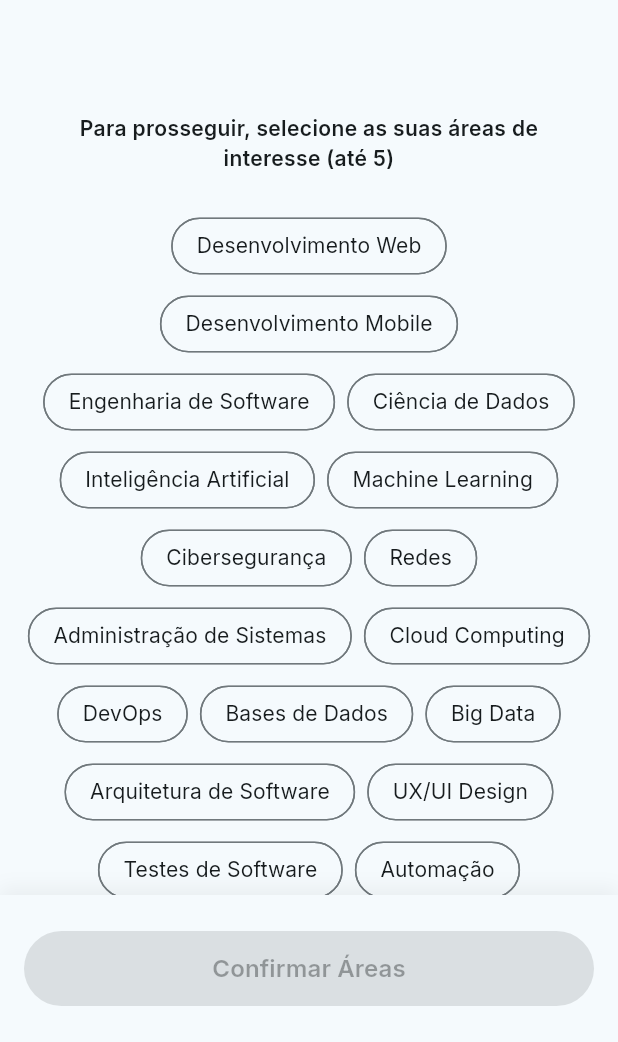
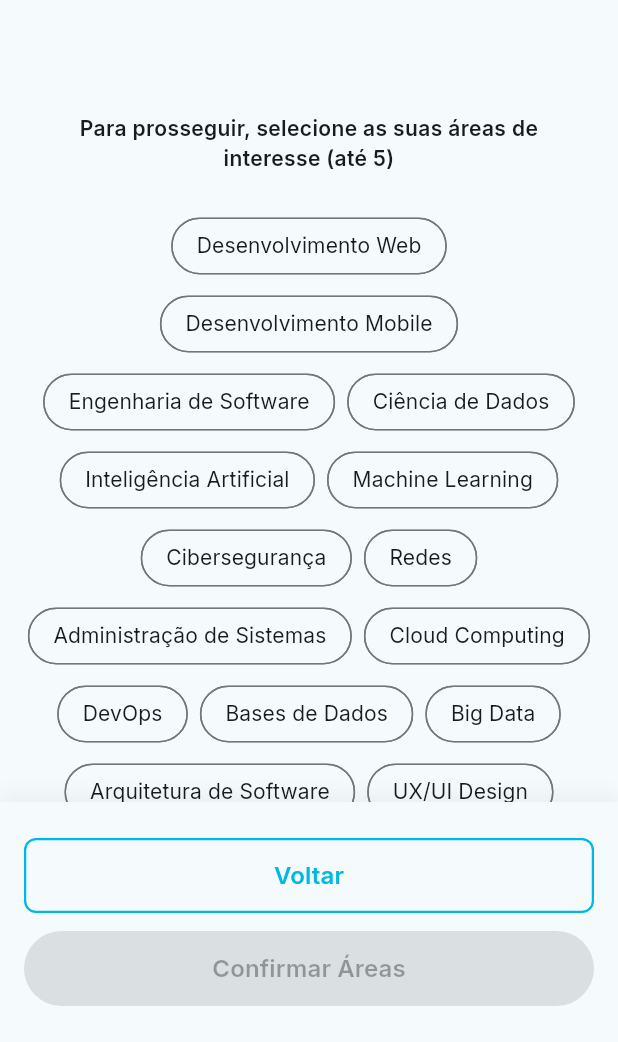
Before and after one commit to huger6/LEI-PINT, a Flutter app: the SelectAreaScreen screen opened by its route, on a phone screen of 412 x 824 dp, the part 194-1236 px from its top. Run offline on Flutter 3.47's test engine with Material 3 defaults, Android fonts, the phone set to English and light mode, and no system bars; our stand-ins replace google_fonts.

Commit message:
Files details updates (video 1 version)

```diff
--- a/Mobile/badges_softinsa/lib/screens/newuser_confirm.dart
+++ b/Mobile/badges_softinsa/lib/screens/newuser_confirm.dart
@@ -182,7 +182,7 @@ class _NewUserConfirmScreenState extends State<NewUserConfirmScreen> {
                 height: 50,
                 child: OutlinedButton(
                   onPressed: () => Navigator.pop(context),
-                  child: const Text('Voltar e Corrigir'),
+                  child: const Text('Voltar'),
                 ),
               ),
 
--- a/Mobile/badges_softinsa/lib/screens/select_area.dart
+++ b/Mobile/badges_softinsa/lib/screens/select_area.dart
@@ -127,7 +127,7 @@ class _SelectAreaScreenState extends State<SelectAreaScreen> {
                 ),
               ),
 
-              // 4. Botão Confirmar (Fixo no fundo)
+              // 4. Botão Voltar e Confirmar (Fixo no fundo)
               Container(
                 width: double.infinity,
                 padding: const EdgeInsets.symmetric(
@@ -144,7 +144,45 @@ class _SelectAreaScreenState extends State<SelectAreaScreen> {
                     ),
                   ],
                 ),
-                child: SizedBox(
+                child: Column(
+                  children: [
+                    // Botão Voltar com cores invertidas
+                    SizedBox(
+                      width: double.infinity,
+                      height: 50,
+                      child: OutlinedButton(
+                        onPressed: () {
+                          // Navegar de volta para register_screen com dados anteriores
+                          Navigator.pushNamed(
+                            context,
+                            '/register',
+                            arguments: widget.registrationData,
+                          );
+                        },
+                        style: OutlinedButton.styleFrom(
+                          side: BorderSide(
+                            color: theme.colorScheme.primary,
+                            width: 1.5,
+                          ),
+                          shape: RoundedRectangleBorder(
+                            borderRadius: BorderRadius.circular(8),
+                          ),
+                        ),
+                        child: Text(
+                          'Voltar',
+                          style: TextStyle(
+                            fontFamily: 'Inter',
+                            fontWeight: FontWeight.w600,
+                            fontSize: 16,
+                            color: theme.colorScheme.primary,
+                          ),
+                        ),
+                      ),
+                    ),
+                    const SizedBox(height: 12),
+                    // Botão Confirmar Áreas
+                    SizedBox(
+                      width: double.infinity,
                       height: 50,
                       child: FilledButton(
                         // O estilo do FilledButton já usa AppColors.primary no app_theme.dart
@@ -171,6 +209,8 @@ class _SelectAreaScreenState extends State<SelectAreaScreen> {
                           ),
                         ),
                       ),
+                    ),
+                  ],
                 ),
               ),
             ],
--- a/Mobile/badges_softinsa/lib/widgets/custom_button.dart
+++ b/Mobile/badges_softinsa/lib/widgets/custom_button.dart
@@ -1,4 +1,5 @@
 import 'package:flutter/material.dart';
+import '../theme/app_colors.dart';
 
 class CustomButton extends StatefulWidget {
   final String text;
@@ -30,6 +31,8 @@ class _CustomButtonState extends State<CustomButton> {
       child: ElevatedButton(
         onPressed: widget.isLoading ? null : widget.onPressed,
         style: ElevatedButton.styleFrom(
+          backgroundColor: AppColors.primary, // fundo
+          foregroundColor: Colors.white, // texto
           padding: widget.padding,
           shape: RoundedRectangleBorder(
             borderRadius: BorderRadius.circular(widget.borderRadius),
```
Also changed, not shown: Mobile/badges_softinsa/lib/screens/register_screen.dart (+53 -3 lines). Lines whose indentation alone changed are shown as unchanged.
